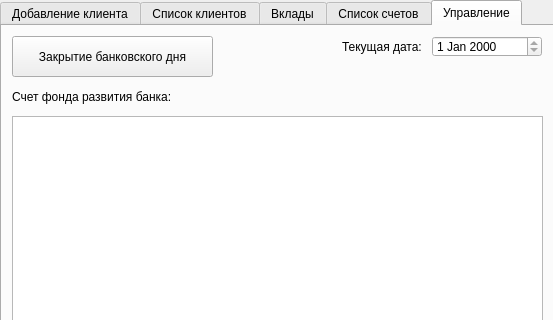
Qt form window_view/window.ui (Abvbobko/piris) before a commit; both pictures show x 0 to 553 and y 0 to 320 of the 553 by 586 pixel window.
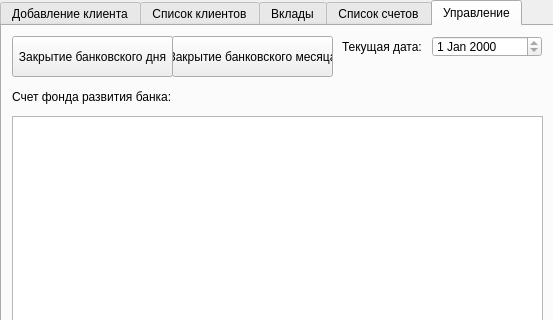
The same form after that commit. The open tabs and pages were chosen to show the change.

What changed in the file:
```diff
--- a/window_view/window.ui
+++ b/window_view/window.ui
@@ -1168,7 +1168,7 @@
        <rect>
         <x>10</x>
         <y>10</y>
-        <width>201</width>
+        <width>161</width>
         <height>41</height>
        </rect>
       </property>
@@ -1225,6 +1225,19 @@
        <string>Счет фонда развития банка:</string>
       </property>
      </widget>
+     <widget class="QPushButton" name="close_bank_month_button">
+      <property name="geometry">
+       <rect>
+        <x>170</x>
+        <y>10</y>
+        <width>161</width>
+        <height>41</height>
+       </rect>
+      </property>
+      <property name="text">
+       <string>Закрытие банковского месяца</string>
+      </property>
+     </widget>
     </widget>
    </widget>
   </widget>
```
Left out of the diff: 8 changed lines with no effect on the pictures.
